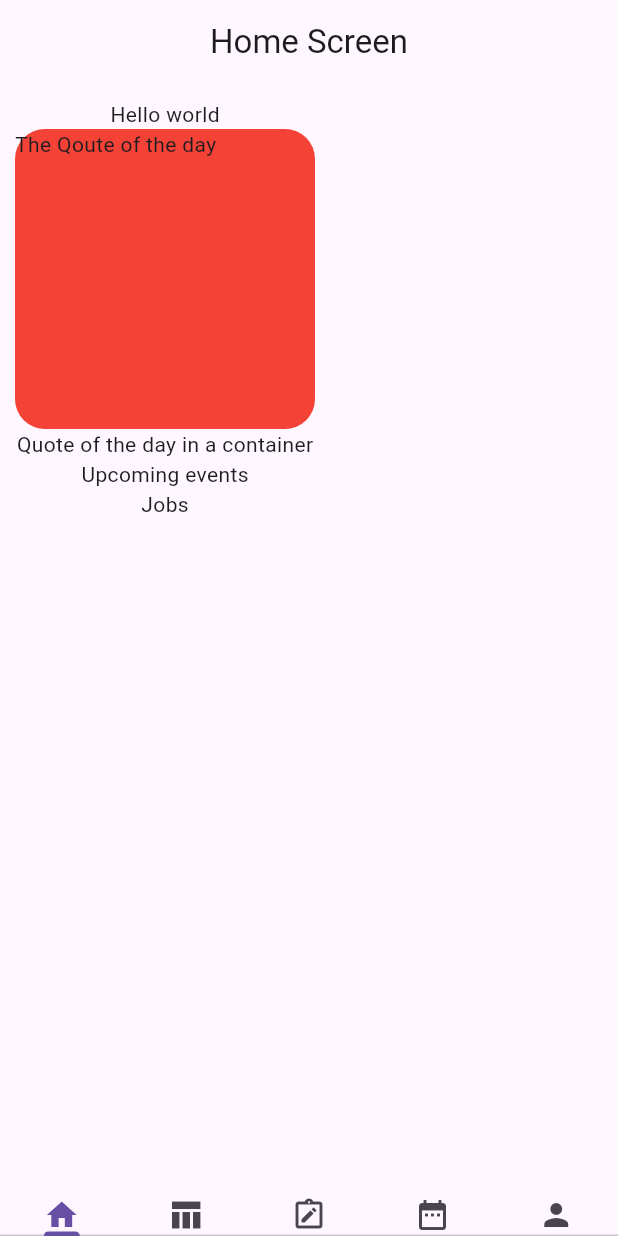
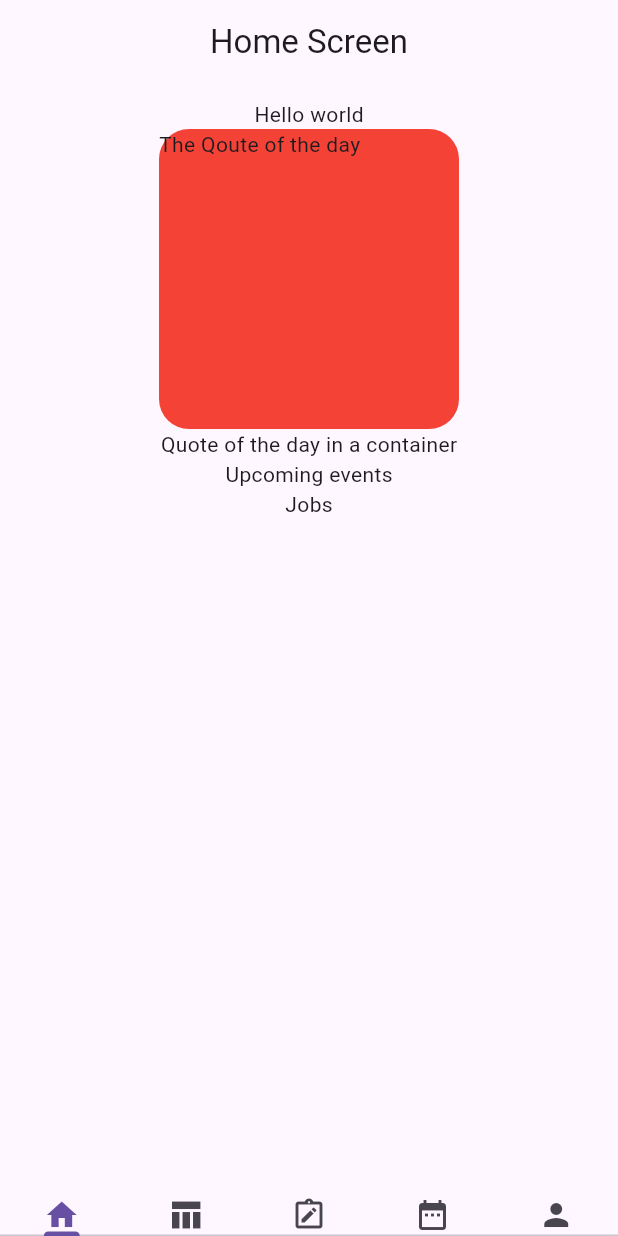
Before and after one commit to Boitumelo29/My-Learning-Managment-App, a Flutter app: the screen it shows after launch, on a phone screen of 412 x 824 dp. Run offline on Flutter 3.47's test engine with Material 3 defaults, Android fonts, the phone set to English and light mode, and no system bars; our stand-ins replace connectivity_plus, expansion_tile_card, flutter_staggered_animations, flutter_time_picker_spinner, image_picker, modal_bottom_sheet and 1 more; missing offline and left inert: flutter_timetable, time_planner.

Commit message:
updated the appbarscreen

```diff
--- a/lib/common_widgets/screens/appBar_layout/app_bar_screen.dart
+++ b/lib/common_widgets/screens/appBar_layout/app_bar_screen.dart
@@ -8,9 +8,10 @@ class AppBarScreen extends StatelessWidget {
   final Function()? floatingActionButton;
   final String? tooltip;
   final IconData? icon;
+  final bool shouldBeCentered;
 
-  const AppBarScreen({
-    super.key,
+  const AppBarScreen(
+      {super.key,
       required this.shouldScroll,
       required this.title,
       required this.children,
@@ -18,7 +19,7 @@ class AppBarScreen extends StatelessWidget {
       required this.shouldHaveFloatingButton,
       this.tooltip,
       this.icon,
-  });
+      required this.shouldBeCentered});
 
   @override
   Widget build(BuildContext context) {
@@ -34,8 +35,16 @@ class AppBarScreen extends StatelessWidget {
         child: SafeArea(
           child: Padding(
             padding: const EdgeInsets.all(10),
-            child: Column(
-              children: children
+            child: Center(
+              child: shouldBeCentered
+                  ? Column(
+                      mainAxisAlignment: MainAxisAlignment.center,
+                      crossAxisAlignment: CrossAxisAlignment.center,
+                      children: children)
+                  : Column(
+                      mainAxisAlignment: MainAxisAlignment.center,
+                      crossAxisAlignment: CrossAxisAlignment.center,
+                      children: children),
             ),
           ),
         ),
--- a/lib/features/home/home_screen/page/home_screen.dart
+++ b/lib/features/home/home_screen/page/home_screen.dart
@@ -1,5 +1,6 @@
 import 'package:flutter/material.dart';
 import 'package:mylearning/common_widgets/screens/appBar_layout/app_bar_screen.dart';
+import 'package:mylearning/data/data_services/qoute_of_the_day_data_service.dart';
 
 class HomePage extends StatefulWidget {
   const HomePage({
@@ -13,7 +14,9 @@ class HomePage extends StatefulWidget {
 class _HomeScreenState extends State<HomePage> {
   @override
   Widget build(BuildContext context) {
+   //QOTDataService.fetchData();
     return AppBarScreen(
+      shouldBeCentered: true,
       shouldScroll: false,
       shouldHaveFloatingButton: false,
       title: 'Home Screen',
--- a/lib/features/profile/contact_us/pages/contact_us.dart
+++ b/lib/features/profile/contact_us/pages/contact_us.dart
@@ -16,6 +16,7 @@ class _ContactUsScreenState extends State<ContactUsScreen> {
   @override
   Widget build(BuildContext context) {
     return AppBarScreen(
+      shouldBeCentered: false,
       shouldScroll: true,
       title: "Contact us",
       shouldHaveFloatingButton: false,
--- a/lib/features/profile/edit_profile/page/edit_profile.dart
+++ b/lib/features/profile/edit_profile/page/edit_profile.dart
@@ -25,6 +25,7 @@ class _EditProfileScreenState extends State<EditProfileScreen> {
   @override
   Widget build(BuildContext context) {
     return AppBarScreen(
+      shouldBeCentered: false,
         title: Strings.editProfile,
         shouldScroll: true,
         shouldHaveFloatingButton: false,
--- a/lib/features/profile/faq_screen/screen/faq_screen.dart
+++ b/lib/features/profile/faq_screen/screen/faq_screen.dart
@@ -18,6 +18,7 @@ class _FAQScreenState extends State<FAQScreen> {
   @override
   Widget build(BuildContext context) {
     return AppBarScreen(
+      shouldBeCentered: false,
       title: "Frequently Asked Questions",
       shouldScroll: true,
       shouldHaveFloatingButton: false,
--- a/lib/features/profile/profile_screen/page/profile_page.dart
+++ b/lib/features/profile/profile_screen/page/profile_page.dart
@@ -48,6 +48,7 @@ class ProfilePage extends StatelessWidget {
     ];
 
     return AppBarScreen(
+      shouldBeCentered: false,
         shouldScroll: false,
         title: 'Profile',
         shouldHaveFloatingButton: false,
--- a/lib/features/profile/settings/page/settings_page.dart
+++ b/lib/features/profile/settings/page/settings_page.dart
@@ -18,6 +18,7 @@ class _SettingsPageState extends State<SettingsPage> {
   @override
   Widget build(BuildContext context) {
     return AppBarScreen(
+      shouldBeCentered: false,
       // you can change this to a slide up
       title: Strings.settings,
       shouldScroll: true,
--- a/lib/features/upcoming_events/upcoming_event_screen/pages/upcoming_screen.dart
+++ b/lib/features/upcoming_events/upcoming_event_screen/pages/upcoming_screen.dart
@@ -21,7 +21,8 @@ class _UpcomingEventsState extends State<UpcomingEvents> {
   @override
   Widget build(BuildContext context) {
     return AppBarScreen(
-      shouldHaveFloatingButton: false,
+        shouldBeCentered: false,
+        shouldHaveFloatingButton: false,
         shouldScroll: true,
         title: "Upcoming Events",
         children: [
```
Also changed, not shown: lib/data/data_services/qoute_of_the_day_data_service.dart (+15 -0 lines). Lines whose indentation alone changed are shown as unchanged.
